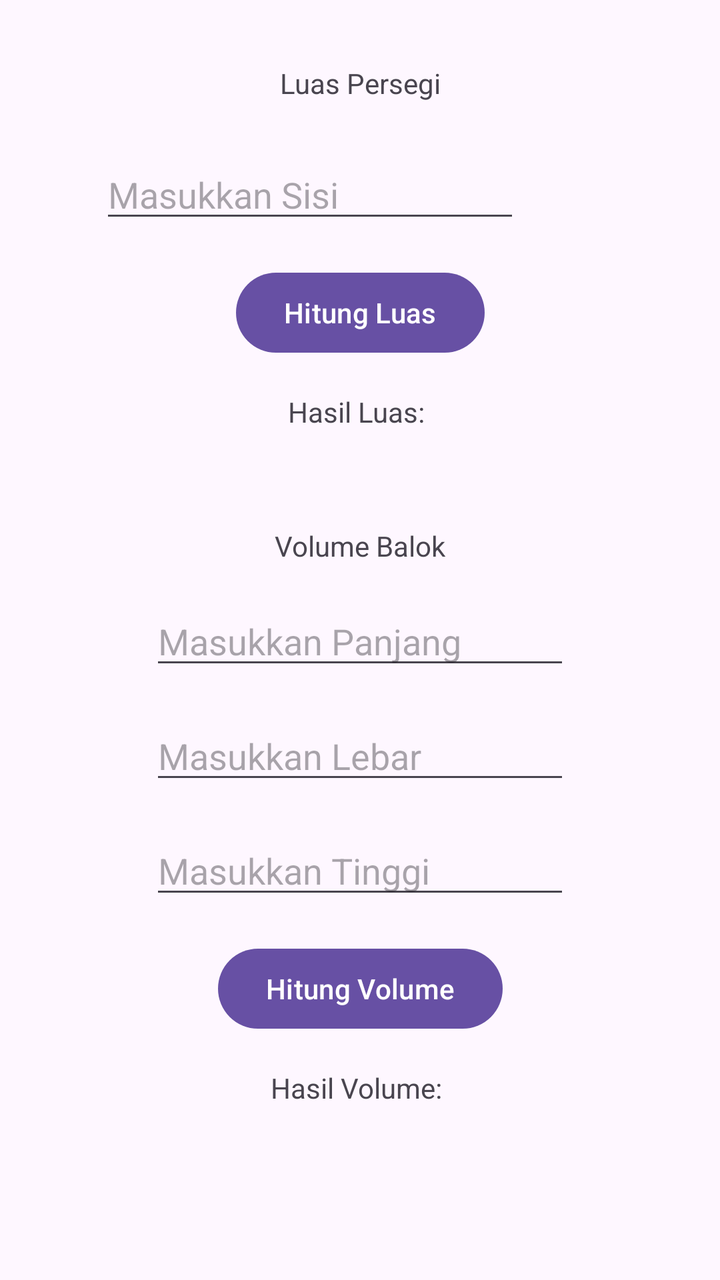
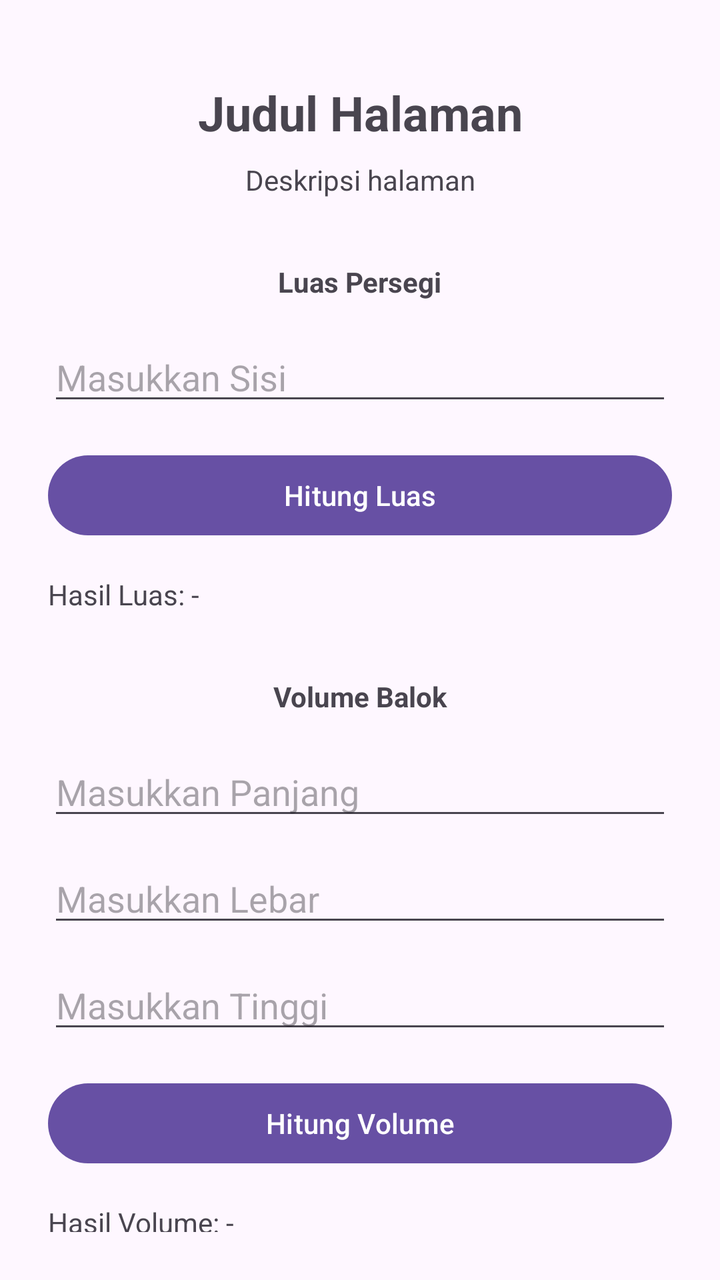

Two renders of the same Android screen: before a commit and after it. Below are the layout's source before the change and the commit's diff.
<!-- AndroidManifest.xml: application theme Theme.Therehelp -->
<!-- res/layout/activity_kalkulator.xml -->
<?xml version="1.0" encoding="utf-8"?>
<androidx.constraintlayout.widget.ConstraintLayout xmlns:android="http://schemas.android.com/apk/res/android"
    xmlns:app="http://schemas.android.com/apk/res-auto"
    xmlns:tools="http://schemas.android.com/tools"
    android:id="@+id/main"
    android:layout_width="match_parent"
    android:layout_height="match_parent"
    tools:context=".tugasp2.Kalkulator">

    <TextView
        android:id="@+id/tvJudulPersegi"
        android:layout_width="wrap_content"
        android:layout_height="wrap_content"
        android:layout_marginTop="32dp"
        android:text="Luas Persegi"
        app:layout_constraintEnd_toEndOf="parent"
        app:layout_constraintStart_toStartOf="parent"
        app:layout_constraintTop_toTopOf="parent" />

    <EditText
        android:id="@+id/inputSisi"
        android:layout_width="wrap_content"
        android:layout_height="wrap_content"
        android:layout_marginTop="24dp"
        android:layout_marginEnd="100dp"
        android:ems="10"
        android:hint="Masukkan Sisi"
        android:inputType="numberDecimal"

        app:layout_constraintEnd_toEndOf="parent"
        app:layout_constraintTop_toBottomOf="@+id/tvJudulPersegi" />

    <Button
        android:id="@+id/btnHitungPersegi"
        android:layout_width="wrap_content"
        android:layout_height="wrap_content"
        android:layout_marginTop="16dp"
        android:text="Hitung Luas"
        app:layout_constraintEnd_toEndOf="parent"
        app:layout_constraintStart_toStartOf="parent"
        app:layout_constraintTop_toBottomOf="@+id/inputSisi" />

    <TextView
        android:id="@+id/tvHasilPersegi"
        android:layout_width="wrap_content"
        android:layout_height="wrap_content"
        android:layout_marginTop="16dp"
        android:text="Hasil Luas: "
        app:layout_constraintEnd_toEndOf="parent"
        app:layout_constraintStart_toStartOf="parent"
        app:layout_constraintTop_toBottomOf="@+id/btnHitungPersegi" />

    <TextView
        android:id="@+id/tvJudulBalok"
        android:layout_width="wrap_content"
        android:layout_height="wrap_content"
        android:layout_marginTop="48dp"
        android:text="Volume Balok"
        app:layout_constraintEnd_toEndOf="parent"
        app:layout_constraintStart_toStartOf="parent"
        app:layout_constraintTop_toBottomOf="@+id/tvHasilPersegi" />

    <EditText
        android:id="@+id/inputPanjang"
        android:layout_width="wrap_content"
        android:layout_height="wrap_content"
        android:layout_marginTop="16dp"
        android:ems="10"
        android:hint="Masukkan Panjang"
        android:inputType="numberDecimal"
        app:layout_constraintEnd_toEndOf="parent"
        app:layout_constraintStart_toStartOf="parent"
        app:layout_constraintTop_toBottomOf="@+id/tvJudulBalok" />

    <EditText
        android:id="@+id/inputLebar"
        android:layout_width="wrap_content"
        android:layout_height="wrap_content"
        android:layout_marginTop="16dp"
        android:ems="10"
        android:hint="Masukkan Lebar"
        android:inputType="numberDecimal"
        app:layout_constraintEnd_toEndOf="parent"
        app:layout_constraintStart_toStartOf="parent"
        app:layout_constraintTop_toBottomOf="@+id/inputPanjang" />

    <EditText
        android:id="@+id/inputTinggi"
        android:layout_width="wrap_content"
        android:layout_height="wrap_content"
        android:layout_marginTop="16dp"
        android:ems="10"
        android:hint="Masukkan Tinggi"
        android:inputType="numberDecimal"
        app:layout_constraintEnd_toEndOf="parent"
        app:layout_constraintStart_toStartOf="parent"
        app:layout_constraintTop_toBottomOf="@+id/inputLebar" />

    <Button
        android:id="@+id/btnHitungBalok"
        android:layout_width="wrap_content"
        android:layout_height="wrap_content"
        android:layout_marginTop="16dp"
        android:text="Hitung Volume"
        app:layout_constraintEnd_toEndOf="parent"
        app:layout_constraintStart_toStartOf="parent"
        app:layout_constraintTop_toBottomOf="@+id/inputTinggi" />

    <TextView
        android:id="@+id/tvHasilBalok"
        android:layout_width="wrap_content"
        android:layout_height="wrap_content"
        android:layout_marginTop="16dp"
        android:text="Hasil Volume: "
        app:layout_constraintEnd_toEndOf="parent"
        app:layout_constraintStart_toStartOf="parent"
        app:layout_constraintTop_toBottomOf="@+id/btnHitungBalok" />

</androidx.constraintlayout.widget.ConstraintLayout>
<!-- resources referenced by this layout -->
<resources>
  <style name="Theme.Therehelp" parent="Base.Theme.Therehelp" />
  <style name="Base.Theme.Therehelp" parent="Theme.Material3.DayNight.NoActionBar">
          
          
      </style>
</resources>

<!-- the commit's change to res/layout/activity_kalkulator.xml (unified diff, before → after) -->
@@ -5,7 +5,32 @@
     android:id="@+id/main"
     android:layout_width="match_parent"
     android:layout_height="match_parent"
+    android:padding="24dp"
     tools:context=".tugasp2.Kalkulator">
+
+    <TextView
+        android:id="@+id/tvJudul"
+        android:layout_width="wrap_content"
+        android:layout_height="wrap_content"
+        android:layout_marginTop="16dp"
+        android:text="Judul Halaman"
+        android:textSize="24sp"
+        android:textStyle="bold"
+        app:layout_constraintEnd_toEndOf="parent"
+        app:layout_constraintStart_toStartOf="parent"
+        app:layout_constraintTop_toTopOf="parent" />
+
+    <TextView
+        android:id="@+id/tvDeskripsi"
+        android:layout_width="wrap_content"
+        android:layout_height="wrap_content"
+        android:layout_marginTop="8dp"
+        android:text="Deskripsi halaman"
+        android:textAlignment="center"
+        android:textSize="14sp"
+        app:layout_constraintEnd_toEndOf="parent"
+        app:layout_constraintStart_toStartOf="parent"
+        app:layout_constraintTop_toBottomOf="@+id/tvJudul" />
 
     <TextView
         android:id="@+id/tvJudulPersegi"
@@ -13,31 +38,27 @@
         android:layout_height="wrap_content"
         android:layout_marginTop="32dp"
         android:text="Luas Persegi"
+        android:textStyle="bold"
         app:layout_constraintEnd_toEndOf="parent"
         app:layout_constraintStart_toStartOf="parent"
-        app:layout_constraintTop_toTopOf="parent" />
+        app:layout_constraintTop_toBottomOf="@+id/tvDeskripsi" />
 
     <EditText
         android:id="@+id/inputSisi"
-        android:layout_width="wrap_content"
+        android:layout_width="match_parent"
         android:layout_height="wrap_content"
-        android:layout_marginTop="24dp"
-        android:layout_marginEnd="100dp"
+        android:layout_marginTop="16dp"
         android:ems="10"
         android:hint="Masukkan Sisi"
         android:inputType="numberDecimal"
-
-        app:layout_constraintEnd_toEndOf="parent"
         app:layout_constraintTop_toBottomOf="@+id/tvJudulPersegi" />
 
     <Button
         android:id="@+id/btnHitungPersegi"
-        android:layout_width="wrap_content"
+        android:layout_width="match_parent"
         android:layout_height="wrap_content"
         android:layout_marginTop="16dp"
         android:text="Hitung Luas"
-        app:layout_constraintEnd_toEndOf="parent"
-        app:layout_constraintStart_toStartOf="parent"
         app:layout_constraintTop_toBottomOf="@+id/inputSisi" />
 
     <TextView
@@ -45,8 +66,7 @@
         android:layout_width="wrap_content"
         android:layout_height="wrap_content"
         android:layout_marginTop="16dp"
-        android:text="Hasil Luas: "
-        app:layout_constraintEnd_toEndOf="parent"
+        android:text="Hasil Luas: -"
         app:layout_constraintStart_toStartOf="parent"
         app:layout_constraintTop_toBottomOf="@+id/btnHitungPersegi" />
 
@@ -54,56 +74,49 @@
         android:id="@+id/tvJudulBalok"
         android:layout_width="wrap_content"
         android:layout_height="wrap_content"
-        android:layout_marginTop="48dp"
+        android:layout_marginTop="32dp"
         android:text="Volume Balok"
+        android:textStyle="bold"
         app:layout_constraintEnd_toEndOf="parent"
         app:layout_constraintStart_toStartOf="parent"
         app:layout_constraintTop_toBottomOf="@+id/tvHasilPersegi" />
 
     <EditText
         android:id="@+id/inputPanjang"
-        android:layout_width="wrap_content"
+        android:layout_width="match_parent"
         android:layout_height="wrap_content"
         android:layout_marginTop="16dp"
         android:ems="10"
         android:hint="Masukkan Panjang"
         android:inputType="numberDecimal"
-        app:layout_constraintEnd_toEndOf="parent"
-        app:layout_constraintStart_toStartOf="parent"
         app:layout_constraintTop_toBottomOf="@+id/tvJudulBalok" />
 
     <EditText
         android:id="@+id/inputLebar"
-        android:layout_width="wrap_content"
+        android:layout_width="match_parent"
         android:layout_height="wrap_content"
-        android:layout_marginTop="16dp"
+        android:layout_marginTop="12dp"
         android:ems="10"
         android:hint="Masukkan Lebar"
         android:inputType="numberDecimal"
-        app:layout_constraintEnd_toEndOf="parent"
-        app:layout_constraintStart_toStartOf="parent"
         app:layout_constraintTop_toBottomOf="@+id/inputPanjang" />
 
     <EditText
         android:id="@+id/inputTinggi"
-        android:layout_width="wrap_content"
+        android:layout_width="match_parent"
         android:layout_height="wrap_content"
-        android:layout_marginTop="16dp"
+        android:layout_marginTop="12dp"
         android:ems="10"
         android:hint="Masukkan Tinggi"
         android:inputType="numberDecimal"
-        app:layout_constraintEnd_toEndOf="parent"
-        app:layout_constraintStart_toStartOf="parent"
         app:layout_constraintTop_toBottomOf="@+id/inputLebar" />
 
     <Button
         android:id="@+id/btnHitungBalok"
-        android:layout_width="wrap_content"
+        android:layout_width="match_parent"
         android:layout_height="wrap_content"
         android:layout_marginTop="16dp"
         android:text="Hitung Volume"
-        app:layout_constraintEnd_toEndOf="parent"
-        app:layout_constraintStart_toStartOf="parent"
         app:layout_constraintTop_toBottomOf="@+id/inputTinggi" />
 
     <TextView
@@ -111,8 +124,7 @@
         android:layout_width="wrap_content"
         android:layout_height="wrap_content"
         android:layout_marginTop="16dp"
-        android:text="Hasil Volume: "
-        app:layout_constraintEnd_toEndOf="parent"
+        android:text="Hasil Volume: -"
         app:layout_constraintStart_toStartOf="parent"
         app:layout_constraintTop_toBottomOf="@+id/btnHitungBalok" />
 
